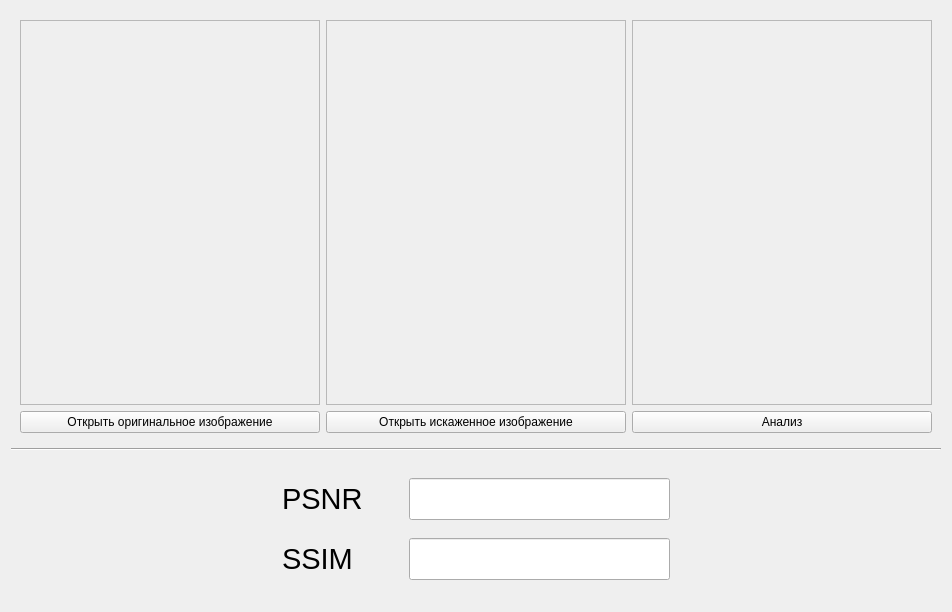
The window that QT_Forms/metricsDialog.ui (Superdudl/DOE) describes before a commit, drawn with Qt 5.
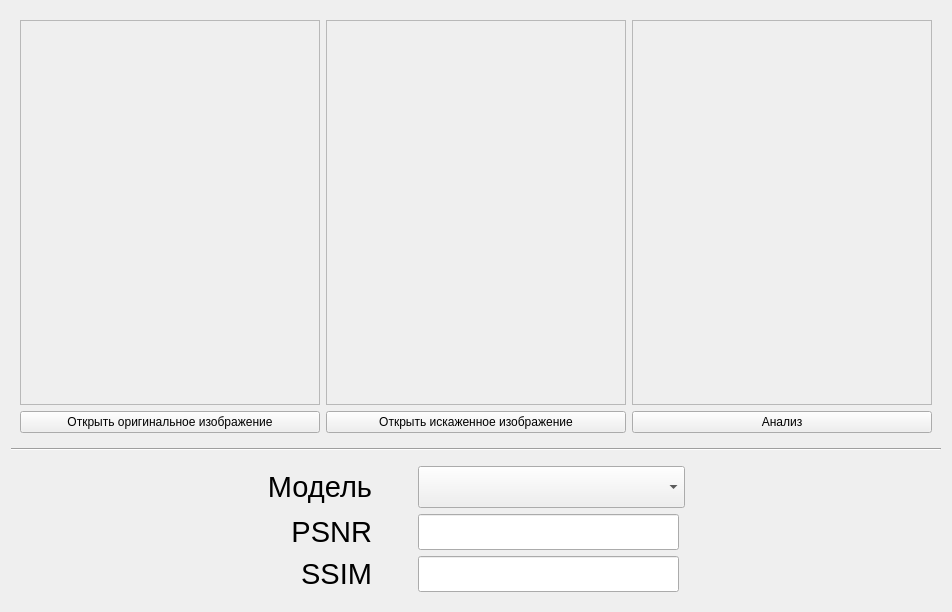
The same window after the commit.

Commit message: - добавлен выбор модели в окне анализа

What changed in the file:
```diff
--- a/QT_Forms/metricsDialog.ui
+++ b/QT_Forms/metricsDialog.ui
@@ -156,59 +156,110 @@
    <item>
     <widget class="QWidget" name="widget" native="true">
      <layout class="QGridLayout" name="gridLayout">
-      <item row="0" column="5">
-       <spacer name="horizontalSpacer_3">
-        <property name="orientation">
-         <enum>Qt::Orientation::Horizontal</enum>
+      <item row="1" column="3">
+       <widget class="QLineEdit" name="psnrLineEdit">
+        <property name="sizePolicy">
+         <sizepolicy hsizetype="Preferred" vsizetype="Fixed">
+          <horstretch>0</horstretch>
+          <verstretch>0</verstretch>
+         </sizepolicy>
         </property>
-        <property name="sizeHint" stdset="0">
+        <property name="minimumSize">
          <size>
-          <width>40</width>
-          <height>20</height>
+          <width>0</width>
+          <height>28</height>
          </size>
         </property>
-       </spacer>
+        <property name="font">
+         <font>
+          <pointsize>22</pointsize>
+         </font>
+        </property>
+        <property name="focusPolicy">
+         <enum>Qt::FocusPolicy::NoFocus</enum>
+        </property>
+        <property name="readOnly">
+         <bool>true</bool>
+        </property>
+       </widget>
       </item>
       <item row="1" column="1">
+       <widget class="QLabel" name="psnrLabel">
+        <property name="font">
+         <font>
+          <pointsize>22</pointsize>
+         </font>
+        </property>
+        <property name="layoutDirection">
+         <enum>Qt::LayoutDirection::LeftToRight</enum>
+        </property>
+        <property name="text">
+         <string>PSNR</string>
+        </property>
+        <property name="alignment">
+         <set>Qt::AlignmentFlag::AlignRight|Qt::AlignmentFlag::AlignTrailing|Qt::AlignmentFlag::AlignVCenter</set>
+        </property>
+       </widget>
+      </item>
+      <item row="2" column="3">
+       <widget class="QLineEdit" name="ssimLineEdit">
+        <property name="sizePolicy">
+         <sizepolicy hsizetype="Preferred" vsizetype="Fixed">
+          <horstretch>0</horstretch>
+          <verstretch>0</verstretch>
+         </sizepolicy>
+        </property>
+        <property name="minimumSize">
+         <size>
+          <width>0</width>
+          <height>28</height>
+         </size>
+        </property>
+        <property name="font">
+         <font>
+          <pointsize>22</pointsize>
+         </font>
+        </property>
+        <property name="focusPolicy">
+         <enum>Qt::FocusPolicy::NoFocus</enum>
+        </property>
+        <property name="readOnly">
+         <bool>true</bool>
+        </property>
+       </widget>
+      </item>
+      <item row="2" column="1">
        <widget class="QLabel" name="ssimLabel">
         <property name="font">
          <font>
           <pointsize>22</pointsize>
          </font>
         </property>
+        <property name="layoutDirection">
+         <enum>Qt::LayoutDirection::LeftToRight</enum>
+        </property>
         <property name="text">
          <string>SSIM</string>
         </property>
+        <property name="alignment">
+         <set>Qt::AlignmentFlag::AlignRight|Qt::AlignmentFlag::AlignTrailing|Qt::AlignmentFlag::AlignVCenter</set>
+        </property>
        </widget>
       </item>
-      <item row="0" column="3">
-       <widget class="QLineEdit" name="psnrLineEdit">
-        <property name="sizePolicy">
-         <sizepolicy hsizetype="Preferred" vsizetype="Fixed">
-          <horstretch>0</horstretch>
-          <verstretch>0</verstretch>
-         </sizepolicy>
+      <item row="1" column="5">
+       <spacer name="horizontalSpacer_3">
+        <property name="orientation">
+         <enum>Qt::Orientation::Horizontal</enum>
         </property>
-        <property name="minimumSize">
+        <property name="sizeHint" stdset="0">
          <size>
-          <width>0</width>
-          <height>28</height>
+          <width>40</width>
+          <height>20</height>
          </size>
         </property>
-        <property name="font">
-         <font>
-          <pointsize>22</pointsize>
-         </font>
-        </property>
-        <property name="focusPolicy">
-         <enum>Qt::FocusPolicy::NoFocus</enum>
-        </property>
-        <property name="readOnly">
-         <bool>true</bool>
-        </property>
-       </widget>
+       </spacer>
       </item>
-      <item row="0" column="0">
+      <item row="1" column="0">
        <spacer name="horizontalSpacer">
         <property name="orientation">
          <enum>Qt::Orientation::Horizontal</enum>
@@ -221,46 +272,7 @@
         </property>
        </spacer>
       </item>
-      <item row="1" column="3">
-       <widget class="QLineEdit" name="ssimLineEdit">
-        <property name="sizePolicy">
-         <sizepolicy hsizetype="Preferred" vsizetype="Fixed">
-          <horstretch>0</horstretch>
-          <verstretch>0</verstretch>
-         </sizepolicy>
-        </property>
-        <property name="minimumSize">
-         <size>
-          <width>0</width>
-          <height>28</height>
-         </size>
-        </property>
-        <property name="font">
-         <font>
-          <pointsize>22</pointsize>
-         </font>
-        </property>
-        <property name="focusPolicy">
-         <enum>Qt::FocusPolicy::NoFocus</enum>
-        </property>
-        <property name="readOnly">
-         <bool>true</bool>
-        </property>
-       </widget>
-      </item>
-      <item row="0" column="1">
-       <widget class="QLabel" name="psnrLabel">
-        <property name="font">
-         <font>
-          <pointsize>22</pointsize>
-         </font>
-        </property>
-        <property name="text">
-         <string>PSNR</string>
-        </property>
-       </widget>
-      </item>
-      <item row="0" column="2">
+      <item row="1" column="2">
        <spacer name="horizontalSpacer_2">
         <property name="orientation">
          <enum>Qt::Orientation::Horizontal</enum>
@@ -276,6 +288,39 @@
         </property>
        </spacer>
       </item>
+      <item row="0" column="3" colspan="2">
+       <widget class="QComboBox" name="comboBox">
+        <property name="sizePolicy">
+         <sizepolicy hsizetype="MinimumExpanding" vsizetype="Fixed">
+          <horstretch>0</horstretch>
+          <verstretch>0</verstretch>
+         </sizepolicy>
+        </property>
+        <property name="font">
+         <font>
+          <pointsize>22</pointsize>
+         </font>
+        </property>
+       </widget>
+      </item>
+      <item row="0" column="1">
+       <widget class="QLabel" name="label">
+        <property name="font">
+         <font>
+          <pointsize>22</pointsize>
+         </font>
+        </property>
+        <property name="layoutDirection">
+         <enum>Qt::LayoutDirection::LeftToRight</enum>
+        </property>
+        <property name="text">
+         <string>Модель</string>
+        </property>
+        <property name="alignment">
+         <set>Qt::AlignmentFlag::AlignRight|Qt::AlignmentFlag::AlignTrailing|Qt::AlignmentFlag::AlignVCenter</set>
+        </property>
+       </widget>
+      </item>
      </layout>
     </widget>
    </item>
```
The commit also changes 3 other files.
